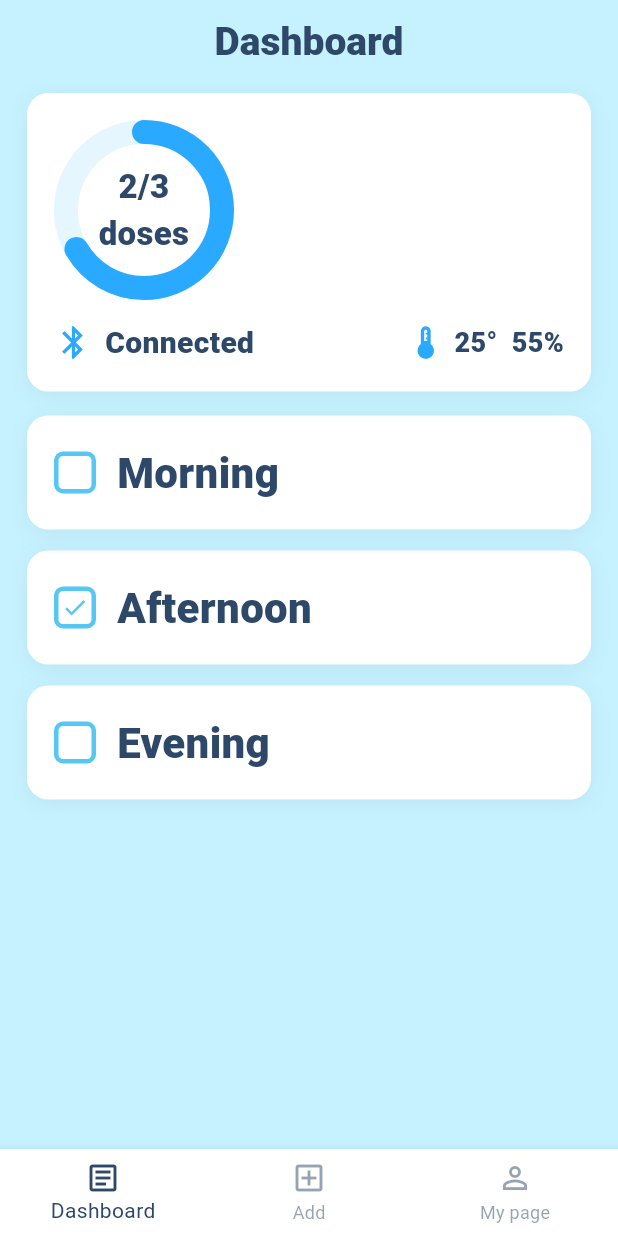
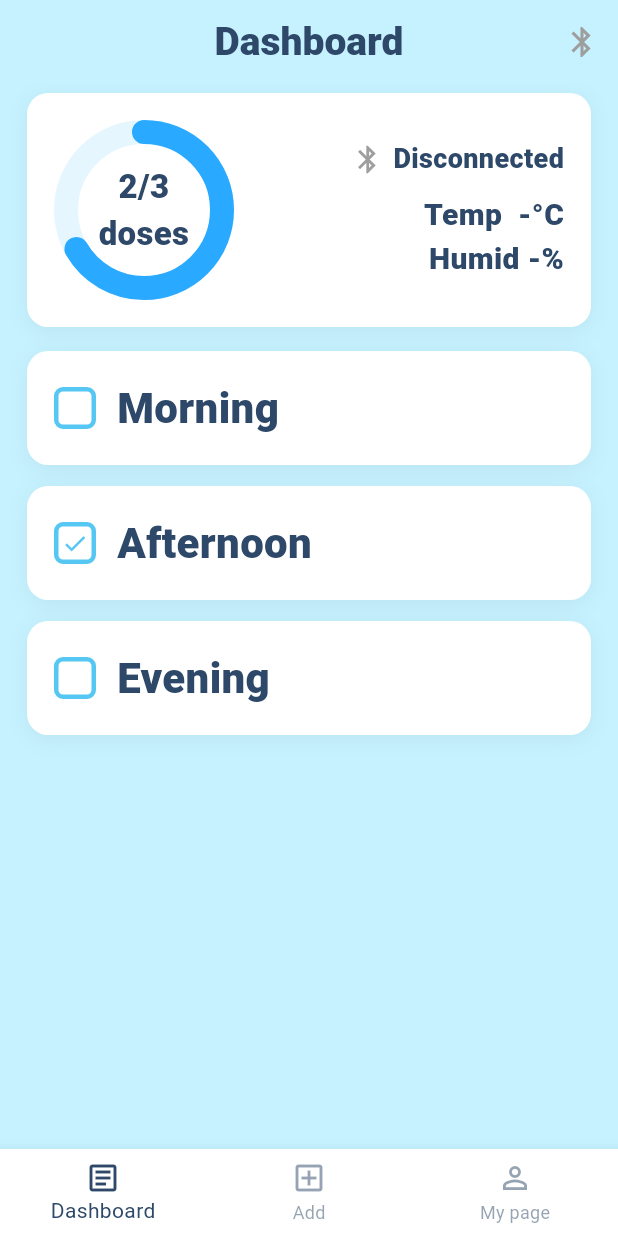
Before and after one commit to newrhyme/MediKeep_FE, a Flutter app: the DashboardPage screen opened directly, after a tap on "Morning", on a phone screen of 412 x 824 dp. Run offline on Flutter 3.47's test engine with Material 3 defaults, Android fonts, the phone set to English and light mode, and no system bars; our stand-ins replace flutter_blue_plus, google_fonts, permission_handler.

Commit message:
블루투스 연동 및 블루투스 테스트 페이지, ble_manager

```diff
--- a/lib/screens/dashboard_page.dart
+++ b/lib/screens/dashboard_page.dart
@@ -1,37 +1,36 @@
+// lib/screens/dashboard_page.dart
+import 'dart:async';
 import 'package:flutter/material.dart';
 import 'package:google_fonts/google_fonts.dart';
+import '../services/ble_manager.dart'; // ★ 추가
 
 class DashboardPage extends StatefulWidget {
   const DashboardPage({super.key});
-
   @override
   State<DashboardPage> createState() => _DashboardPageState();
 }
 
 class _DashboardPageState extends State<DashboardPage> {
-  // Theme
   static const Color bg = Color(0xFFC6F2FF);
   static const Color navy = Color(0xFF2D4868);
-  static const Color cyan = Color(0xFF87E3FF);
 
-  // Fake data
   int taken = 2;
   int total = 3;
   bool morning = true;
   bool afternoon = true;
   bool evening = false;
 
+  bool _connected = false;
+  double? _temp;
+  double? _humid;
+  StreamSubscription? _connSub;
+  StreamSubscription? _readSub;
+
   TextStyle get title => GoogleFonts.carterOne(
-        color: navy,
-        fontSize: 26,
-        fontWeight: FontWeight.w900,
-      );
+      color: navy, fontSize: 26, fontWeight: FontWeight.w900);
 
   TextStyle get bigLabel => GoogleFonts.carterOne(
-        color: navy,
-        fontSize: 28,
-        fontWeight: FontWeight.w900,
-      );
+      color: navy, fontSize: 28, fontWeight: FontWeight.w900);
 
   BoxDecoration get card => BoxDecoration(
         color: Colors.white,
@@ -46,8 +45,32 @@ class _DashboardPageState extends State<DashboardPage> {
       );
 
   @override
+  void initState() {
+    super.initState();
+    // BLE 연결 시도 & 구독
+    _connSub = BleManager.I.connectedStream.listen((ok) {
+      setState(() => _connected = ok);
+    });
+    _readSub = BleManager.I.readingStream.listen((r) {
+      setState(() {
+        _temp = r.temp;
+        _humid = r.humid;
+      });
+    });
+    BleManager.I.connect(); // 자동 연결 시도
+  }
+
+  @override
+  void dispose() {
+    _connSub?.cancel();
+    _readSub?.cancel();
+    // BleManager.I.disconnect(); // 화면 나갈 때 끊고 싶으면 사용
+    super.dispose();
+  }
+
+  @override
   Widget build(BuildContext context) {
-    final double progress = total == 0 ? 0 : taken / total;
+    final progress = total == 0 ? 0.0 : taken / total;
 
     return Scaffold(
       backgroundColor: bg,
@@ -56,19 +79,27 @@ class _DashboardPageState extends State<DashboardPage> {
         elevation: 0,
         centerTitle: true,
         title: Text('Dashboard', style: title),
+        actions: [
+          IconButton(
+            tooltip: _connected ? 'Connected' : 'Connect',
+            icon: Icon(Icons.bluetooth,
+                color: _connected ? const Color(0xFF29A9FF) : Colors.grey),
+            onPressed: () => BleManager.I.connect(),
+          ),
+        ],
       ),
       body: SafeArea(
         child: ListView(
           padding: const EdgeInsets.fromLTRB(18, 6, 18, 24),
           children: [
-            // Top card: donut + status rows
+            // Top card
             Container(
               padding: const EdgeInsets.all(18),
               decoration: card,
               child: Column(
                 crossAxisAlignment: CrossAxisAlignment.start,
                 children: [
-                  // Donut + text
+                  // donut + numbers
                   Row(
                     children: [
                       SizedBox(
@@ -77,7 +108,8 @@ class _DashboardPageState extends State<DashboardPage> {
                         child: CustomPaint(
                           painter: _DonutPainter(
                             progress: progress,
-                              color: const Color(0xFF29A9FF)),
+                            color: const Color(0xFF29A9FF),
+                          ),
                           child: Center(
                             child: Text(
                               '$taken/$total\ndoses',
@@ -91,30 +123,46 @@ class _DashboardPageState extends State<DashboardPage> {
                           ),
                         ),
                       ),
-                      const SizedBox(width: 16),
+                      const Spacer(),
+                      // 온/습도 큰 숫자로
+                      Column(
+                        crossAxisAlignment: CrossAxisAlignment.end,
+                        children: [
+                          Row(
+                            mainAxisSize: MainAxisSize.min,
+                            children: [
+                              Icon(Icons.bluetooth,
+                                  color: _connected
+                                      ? const Color(0xFF29A9FF)
+                                      : Colors.grey,
+                                  size: 22),
+                              const SizedBox(width: 6),
+                              Text(
+                                _connected ? 'Connected' : 'Disconnected',
+                                style: GoogleFonts.carterOne(
+                                    fontSize: 18,
+                                    color: navy,
+                                    fontWeight: FontWeight.w900),
+                              ),
                             ],
                           ),
-                  const SizedBox(height: 14),
-                  // Status line 1: Bluetooth
-                  Row(
-                    children: [
-                      const Icon(Icons.bluetooth,
-                          color: Color(0xFF29A9FF), size: 26),
-                      const SizedBox(width: 8),
-                      Text('Connected',
+                          const SizedBox(height: 10),
+                          Text(
+                            'Temp  ${_temp?.toStringAsFixed(1) ?? '-'}°C',
                             style: GoogleFonts.carterOne(
                                 fontSize: 20,
                                 color: navy,
-                              fontWeight: FontWeight.w900)),
-                      const Spacer(),
-                      const Icon(Icons.thermostat,
-                          color: Color(0xFF29A9FF), size: 26),
-                      const SizedBox(width: 6),
-                      Text('25°  55%',
+                                fontWeight: FontWeight.w900),
+                          ),
+                          Text(
+                            'Humid ${_humid?.toStringAsFixed(1) ?? '-'}%',
                             style: GoogleFonts.carterOne(
-                              fontSize: 18,
+                                fontSize: 20,
                                 color: navy,
-                              fontWeight: FontWeight.w900)),
+                                fontWeight: FontWeight.w900),
+                          ),
+                        ],
+                      ),
                     ],
                   ),
                 ],
@@ -122,29 +170,23 @@ class _DashboardPageState extends State<DashboardPage> {
             ),
             const SizedBox(height: 16),
 
-            // Dose rows
             _doseTile(
                 label: 'Morning',
                 checked: morning,
-              onTap: () => setState(() => morning = !morning),
-            ),
+                onTap: () => setState(() => morning = !morning)),
             const SizedBox(height: 14),
             _doseTile(
                 label: 'Afternoon',
                 checked: afternoon,
-              onTap: () => setState(() => afternoon = !afternoon),
-            ),
+                onTap: () => setState(() => afternoon = !afternoon)),
             const SizedBox(height: 14),
             _doseTile(
                 label: 'Evening',
                 checked: evening,
-              onTap: () => setState(() => evening = !evening),
-            ),
+                onTap: () => setState(() => evening = !evening)),
           ],
         ),
       ),
-
-      // (옵션) 하단 탭 – 기존 페이지들과 톤 맞춤
       bottomNavigationBar: BottomNavigationBar(
         currentIndex: 0,
         backgroundColor: Colors.white,
@@ -163,7 +205,6 @@ class _DashboardPageState extends State<DashboardPage> {
     );
   }
 
-  // one tile
   Widget _doseTile({
     required String label,
     required bool checked,
@@ -179,64 +220,52 @@ class _DashboardPageState extends State<DashboardPage> {
           children: [
             _checkIcon(checked),
             const SizedBox(width: 14),
-            Expanded(
-              child: Text(label, style: bigLabel),
-            ),
+            Expanded(child: Text(label, style: bigLabel)),
           ],
         ),
       ),
     );
   }
 
-  // custom outlined checkbox in cyan
   Widget _checkIcon(bool checked) {
     return Container(
       width: 28,
       height: 28,
       decoration: BoxDecoration(
-        color: checked ? Colors.white : Colors.white,
+        color: Colors.white,
         borderRadius: BorderRadius.circular(6),
         border: Border.all(color: const Color(0xFF56C7F2), width: 3),
       ),
       child: checked
-          ? Icon(Icons.check, size: 18, color: const Color(0xFF56C7F2))
+          ? const Icon(Icons.check, size: 18, color: Color(0xFF56C7F2))
           : const SizedBox.shrink(),
     );
   }
 }
 
-/// Simple donut painter
 class _DonutPainter extends CustomPainter {
-  final double progress; // 0.0 ~ 1.0
+  final double progress;
   final Color color;
-
   _DonutPainter({required this.progress, required this.color});
-
   @override
   void paint(Canvas canvas, Size size) {
     final center = size.center(Offset.zero);
     final radius = size.shortestSide / 2;
-
-    final bgPaint = Paint()
+    final bg = Paint()
       ..color = const Color(0xFFE5F6FF)
       ..style = PaintingStyle.stroke
       ..strokeWidth = 16
       ..strokeCap = StrokeCap.round;
-
-    final fgPaint = Paint()
+    final fg = Paint()
       ..color = color
       ..style = PaintingStyle.stroke
       ..strokeWidth = 16
       ..strokeCap = StrokeCap.round;
-
-    // background ring
-    canvas.drawCircle(center, radius - 8, bgPaint);
-
-    // progress arc (start at -90°)
+    canvas.drawCircle(center, radius - 8, bg);
     final rect = Rect.fromCircle(center: center, radius: radius - 8);
-    final start = -90.0 * (3.1415926 / 180);
-    final sweep = 2 * 3.1415926 * progress.clamp(0.0, 1.0);
-    canvas.drawArc(rect, start, sweep, false, fgPaint);
+    const pi = 3.1415926535;
+    canvas.drawArc(
+        rect, -pi / 2, 2 * pi * (progress.clamp(0.0, 1.0)), false, fg);
   }
 
   @override
--- a/lib/screens/login_page.dart
+++ b/lib/screens/login_page.dart
@@ -1,5 +1,6 @@
 import 'package:flutter/material.dart';
 import 'package:google_fonts/google_fonts.dart';
+import 'package:medikeep/screens/temp_humidity_test_page.dart';
 import 'signup_page.dart';
 import 'add_schedule_page.dart';
 import 'dashboard_page.dart';
--- /dev/null
+++ b/lib/services/ble_manager.dart
@@ -0,0 +1,124 @@
+import 'dart:async';
+import 'dart:convert';
+import 'package:flutter_blue_plus/flutter_blue_plus.dart';
+import 'package:permission_handler/permission_handler.dart';
+
+class BleReading {
+  final double? temp;
+  final double? humid;
+  final int? magnet; // 1/0
+  const BleReading({this.temp, this.humid, this.magnet});
+}
+
+class BleManager {
+  BleManager._();
+  static final BleManager I = BleManager._();
+
+  // ESP32에서 쓴 값(앞서 정한 것과 동일)
+  static final Guid serviceUuid = Guid('0000aa10-0000-1000-8000-00805f9b34fb');
+  static final Guid charUuid = Guid('0000aa11-0000-1000-8000-00805f9b34fb');
+
+  BluetoothDevice? _device;
+  BluetoothCharacteristic? _ch;
+
+  final _connectedCtrl = StreamController<bool>.broadcast();
+  Stream<bool> get connectedStream => _connectedCtrl.stream;
+
+  final _readingCtrl = StreamController<BleReading>.broadcast();
+  Stream<BleReading> get readingStream => _readingCtrl.stream;
+
+  Future<bool> _ensurePermissions() async {
+    final results = await [
+      Permission.bluetoothScan,
+      Permission.bluetoothConnect,
+      Permission.locationWhenInUse, // 11 이하 호환
+    ].request();
+    final ok = (results[Permission.bluetoothScan]?.isGranted ?? true) &&
+        (results[Permission.bluetoothConnect]?.isGranted ?? true) &&
+        (results[Permission.locationWhenInUse]?.isGranted ?? true);
+    return ok;
+  }
+
+  Future<void> connect({String targetName = 'MediKeepBox'}) async {
+    if (!await _ensurePermissions()) {
+      _connectedCtrl.add(false);
+      return;
+    }
+    final adapterState = await FlutterBluePlus.adapterState.first;
+    if (adapterState != BluetoothAdapterState.on) {
+      _connectedCtrl.add(false);
+      return;
+    }
+
+    await FlutterBluePlus.startScan(
+      timeout: const Duration(seconds: 6),
+      withServices: [serviceUuid],
+    );
+
+    late final StreamSubscription sub;
+    sub = FlutterBluePlus.scanResults.listen((results) async {
+      for (final r in results) {
+        final name = r.advertisementData.advName;
+        final hasSvc = r.advertisementData.serviceUuids.contains(serviceUuid);
+        if (name == targetName || hasSvc) {
+          await FlutterBluePlus.stopScan();
+          await sub.cancel();
+
+          _device = r.device;
+          await _device!.connect(autoConnect: false).catchError((_) {});
+          _connectedCtrl.add(true);
+
+          final services = await _device!.discoverServices();
+          for (final s in services) {
+            if (s.uuid == serviceUuid) {
+              for (final c in s.characteristics) {
+                if (c.uuid == charUuid) {
+                  _ch = c;
+                  await _ch!.setNotifyValue(true);
+                  _ch!.lastValueStream.listen(_onValue, onError: (_) {
+                    _connectedCtrl.add(false);
+                  });
+                  return;
+                }
+              }
+            }
+          }
+          _connectedCtrl.add(false); // 특성 못 찾음
+        }
+      }
+    });
+
+    FlutterBluePlus.isScanning.listen((s) {
+      if (!s && _device == null) {
+        _connectedCtrl.add(false);
+      }
+    });
+  }
+
+  void _onValue(List<int> data) {
+    try {
+      final s = utf8.decode(data);
+      final obj = json.decode(s) as Map<String, dynamic>;
+      _readingCtrl.add(BleReading(
+        temp: (obj['t'] as num?)?.toDouble(),
+        humid: (obj['h'] as num?)?.toDouble(),
+        magnet: (obj['m'] as num?)?.toInt(),
+      ));
+    } catch (_) {/* 무시 */}
+  }
+
+  Future<void> disconnect() async {
+    try {
+      await _device?.disconnect();
+    } finally {
+      _device = null;
+      _ch = null;
+      _connectedCtrl.add(false);
+    }
+  }
+
+  void dispose() {
+    _connectedCtrl.close();
+    _readingCtrl.close();
+  }
+}
```
Also changed, not shown: lib/screens/temp_humidity_test_page.dart (added, +104 -0 lines), lib/services/bluetooth_service.dart (+37 -41 lines). Lines whose indentation alone changed are shown as unchanged.
